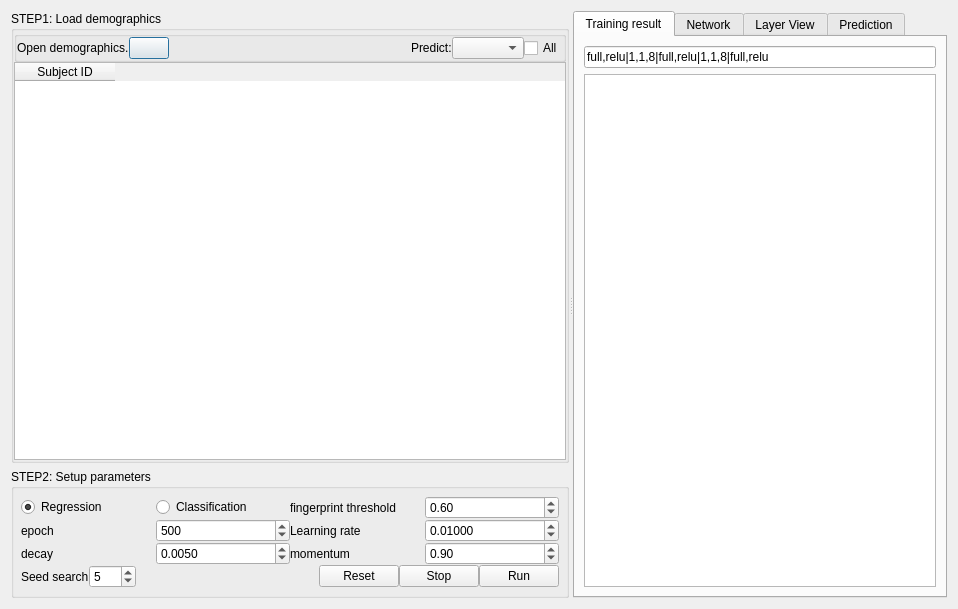
This is connectometry/nn_connectometry.ui in frankyeh/DSI-Studio as Qt 5 draws it before an edit. The edited form follows.
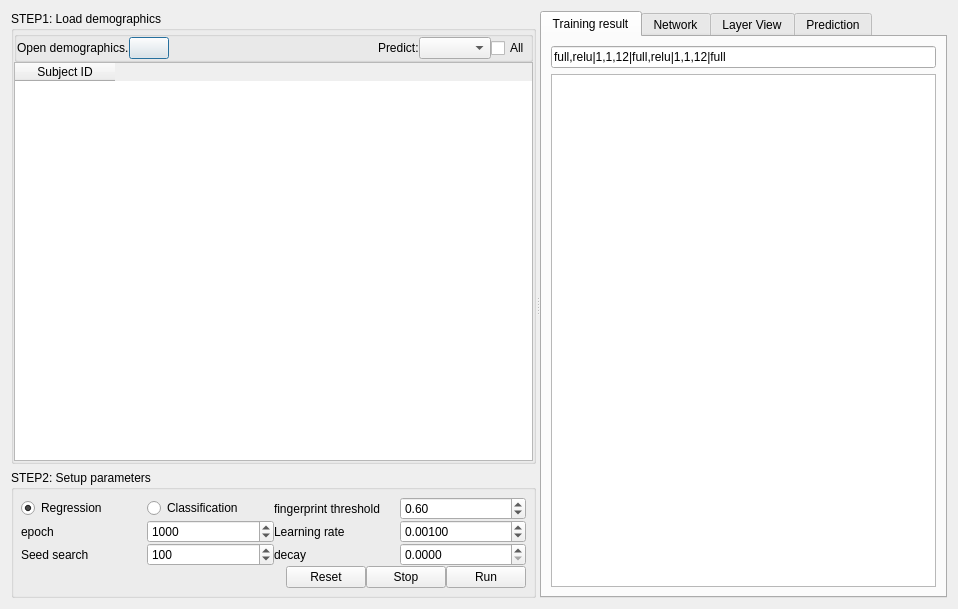
This is the edited form. Icons and pictures are not drawn. Custom widgets are drawn as their Qt base class.

The edit to the form file:
```diff
--- a/connectometry/nn_connectometry.ui
+++ b/connectometry/nn_connectometry.ui
@@ -339,7 +339,7 @@
                <number>10000</number>
               </property>
               <property name="value">
-               <number>500</number>
+               <number>1000</number>
               </property>
              </widget>
             </item>
@@ -362,7 +362,7 @@
                <double>10.000000000000000</double>
               </property>
               <property name="value">
-               <double>0.010000000000000</double>
+               <double>0.001000000000000</double>
               </property>
              </widget>
             </item>
@@ -398,6 +398,23 @@
             <property name="rightMargin">
              <number>0</number>
             </property>
+            <item>
+             <widget class="QLabel" name="label_3">
+              <property name="text">
+               <string>Seed search</string>
+              </property>
+             </widget>
+            </item>
+            <item>
+             <widget class="QSpinBox" name="seed_search">
+              <property name="maximum">
+               <number>128</number>
+              </property>
+              <property name="value">
+               <number>100</number>
+              </property>
+             </widget>
+            </item>
             <item>
              <widget class="QLabel" name="label">
               <property name="text">
@@ -417,27 +434,7 @@
                <double>0.000500000000000</double>
               </property>
               <property name="value">
-               <double>0.005000000000000</double>
-              </property>
-             </widget>
-            </item>
-            <item>
-             <widget class="QLabel" name="label_5">
-              <property name="text">
-               <string>momentum</string>
-              </property>
-             </widget>
-            </item>
-            <item>
-             <widget class="QDoubleSpinBox" name="momentum">
-              <property name="maximum">
-               <double>0.990000000000000</double>
-              </property>
-              <property name="singleStep">
-               <double>0.100000000000000</double>
-              </property>
-              <property name="value">
-               <double>0.900000000000000</double>
+               <double>0.000000000000000</double>
               </property>
              </widget>
             </item>
@@ -454,23 +451,6 @@
             <property name="topMargin">
              <number>0</number>
             </property>
-            <item>
-             <widget class="QLabel" name="label_3">
-              <property name="text">
-               <string>Seed search</string>
-              </property>
-             </widget>
-            </item>
-            <item>
-             <widget class="QSpinBox" name="seed_search">
-              <property name="maximum">
-               <number>128</number>
-              </property>
-              <property name="value">
-               <number>5</number>
-              </property>
-             </widget>
-            </item>
             <item>
              <spacer name="horizontalSpacer">
               <property name="orientation">
@@ -524,7 +504,7 @@
         <item>
          <widget class="QLineEdit" name="network_text">
           <property name="text">
-           <string>full,relu|1,1,8|full,relu|1,1,8|full,relu</string>
+           <string>full,relu|1,1,12|full,relu|1,1,12|full</string>
           </property>
          </widget>
         </item>
```
